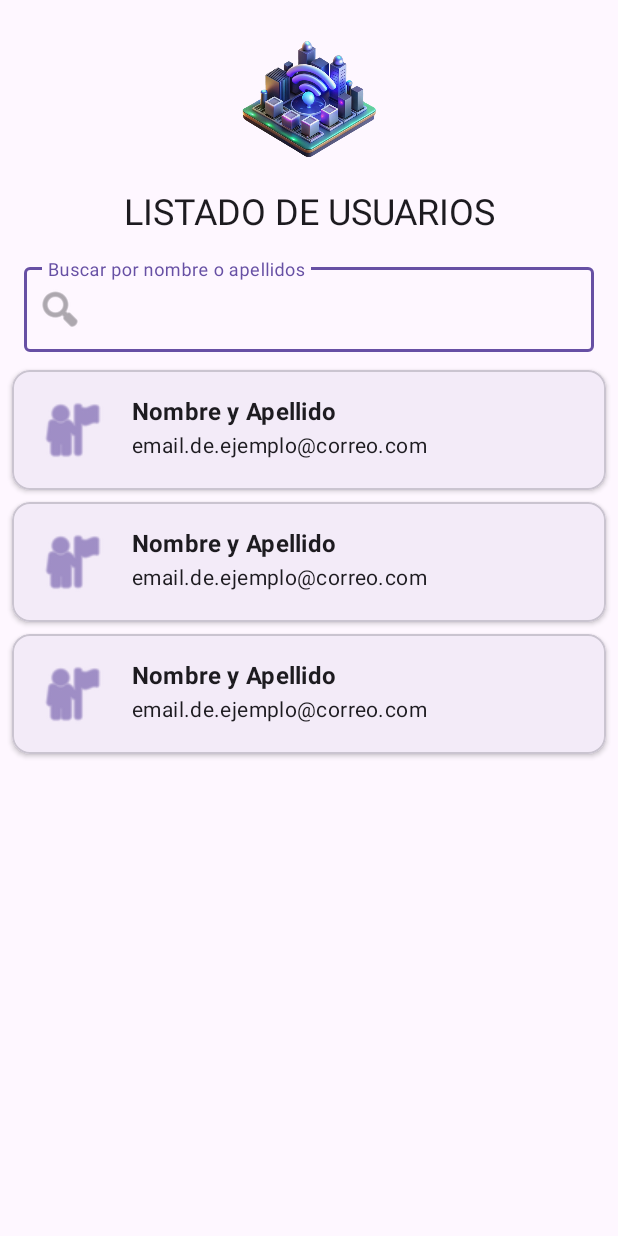
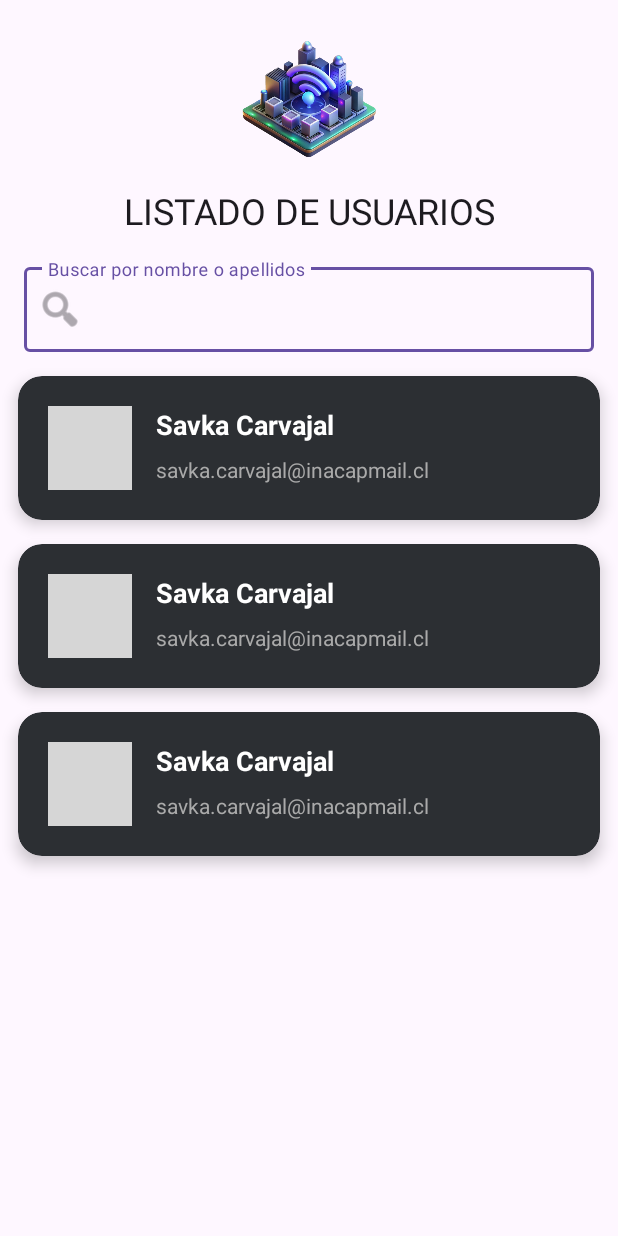
Before and after one commit to savkacarvajal/HomePass, an Android app: the layout activity_listar_usuarios.xml on its own in the app's theme, with its tools: preview values and no code run, on a phone screen of 412 x 824 dp. Run offline under Robolectric (Android 15) with nearby library versions, the phone set to English and light mode, and no system bars; network calls fail; grey boxes are pictures that could not be loaded.

Commit message:
🎨 Mejorado diseño del CRUD de usuarios para admin - Card con fondo oscuro moderno (#2C2F33) igual que sensores - Avatar más grande (56dp) con fondo morado (#667eea) - Nombre en texto blanco grande y bold (18sp) - Email en gris claro (#AAAAAA) más legible - Elevación aumentada (6dp) para efecto 3D - Márgenes y padding mejorados (20dp) - Bordes redondeados (16dp) - Diseño consistente con el resto de la app

```diff
--- a/app/src/main/res/layout/list_item_user.xml
+++ b/app/src/main/res/layout/list_item_user.xml
@@ -4,51 +4,66 @@
     xmlns:tools="http://schemas.android.com/tools"
     android:layout_width="match_parent"
     android:layout_height="wrap_content"
-    android:layout_marginStart="8dp"
-    android:layout_marginTop="4dp"
-    android:layout_marginEnd="8dp"
-    android:layout_marginBottom="4dp"
-    app:cardCornerRadius="12dp"
-    app:cardElevation="2dp">
+    android:layout_marginStart="12dp"
+    android:layout_marginEnd="12dp"
+    android:layout_marginTop="8dp"
+    android:layout_marginBottom="8dp"
+    app:cardCornerRadius="16dp"
+    app:cardElevation="6dp"
+    app:strokeWidth="0dp"
+    android:backgroundTint="#2C2F33">
 
     <androidx.constraintlayout.widget.ConstraintLayout
         android:layout_width="match_parent"
         android:layout_height="wrap_content"
-        android:padding="16dp">
+        android:padding="20dp">
 
+        <!-- Avatar/Icono de usuario -->
         <ImageView
             android:id="@+id/imageViewAvatar"
-            android:layout_width="48dp"
-            android:layout_height="48dp"
+            android:layout_width="56dp"
+            android:layout_height="56dp"
             android:src="@android:drawable/ic_menu_myplaces"
-            app:tint="?attr/colorPrimary"
-            app:layout_constraintBottom_toBottomOf="parent"
+            android:padding="8dp"
+            android:background="@drawable/bg_rounded_button"
+            android:backgroundTint="#667eea"
+            app:tint="@android:color/white"
             app:layout_constraintStart_toStartOf="parent"
-            app:layout_constraintTop_toTopOf="parent" />
+            app:layout_constraintTop_toTopOf="parent"
+            app:layout_constraintBottom_toBottomOf="parent" />
 
+        <!-- Nombre completo -->
         <TextView
             android:id="@+id/textViewNombreCompleto"
             android:layout_width="0dp"
             android:layout_height="wrap_content"
             android:layout_marginStart="16dp"
-            android:textAppearance="?attr/textAppearanceSubtitle1"
+            android:textSize="18sp"
             android:textStyle="bold"
+            android:textColor="#FFFFFF"
+            android:maxLines="1"
+            android:ellipsize="end"
             app:layout_constraintEnd_toEndOf="parent"
             app:layout_constraintStart_toEndOf="@+id/imageViewAvatar"
             app:layout_constraintTop_toTopOf="@+id/imageViewAvatar"
-            tools:text="Nombre y Apellido" />
+            tools:text="Savka Carvajal" />
 
+        <!-- Email -->
         <TextView
             android:id="@+id/textViewEmail"
             android:layout_width="0dp"
             android:layout_height="wrap_content"
             android:layout_marginStart="16dp"
-            android:layout_marginTop="2dp"
-            android:textAppearance="?attr/textAppearanceBody2"
+            android:layout_marginTop="4dp"
+            android:textSize="14sp"
+            android:textColor="#AAAAAA"
+            android:maxLines="1"
+            android:ellipsize="end"
             app:layout_constraintEnd_toEndOf="parent"
             app:layout_constraintStart_toEndOf="@+id/imageViewAvatar"
             app:layout_constraintTop_toBottomOf="@+id/textViewNombreCompleto"
-            tools:text="email.de.ejemplo@correo.com" />
+            app:layout_constraintBottom_toBottomOf="@+id/imageViewAvatar"
+            tools:text="savka.carvajal@inacapmail.cl" />
 
     </androidx.constraintlayout.widget.ConstraintLayout>
 
```
